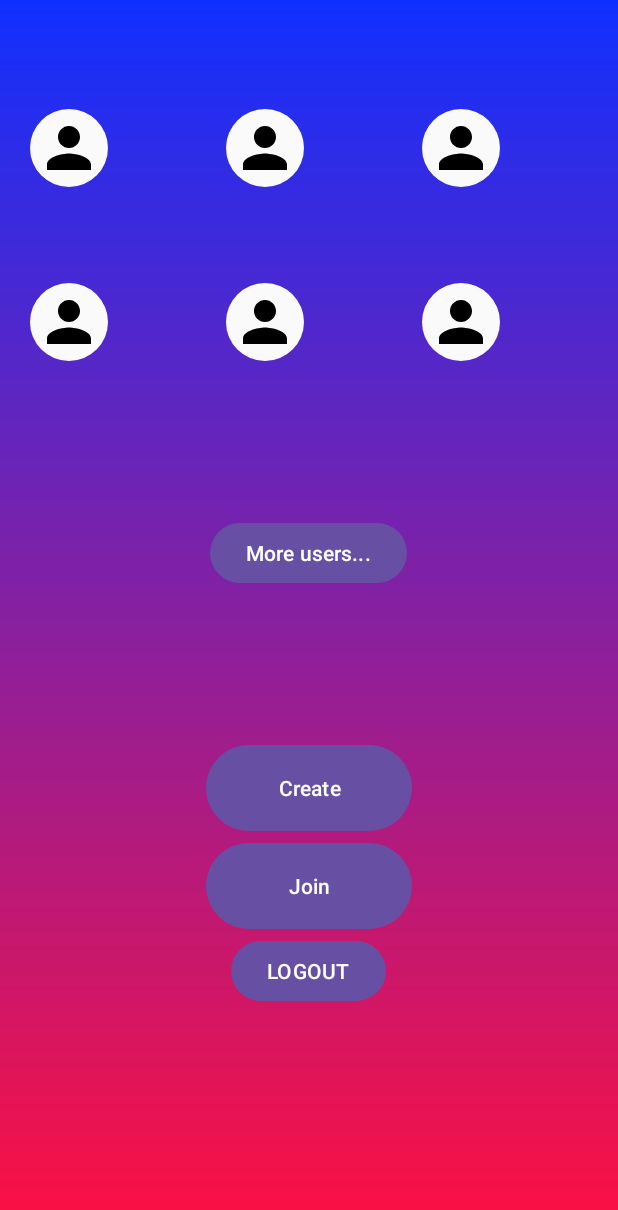
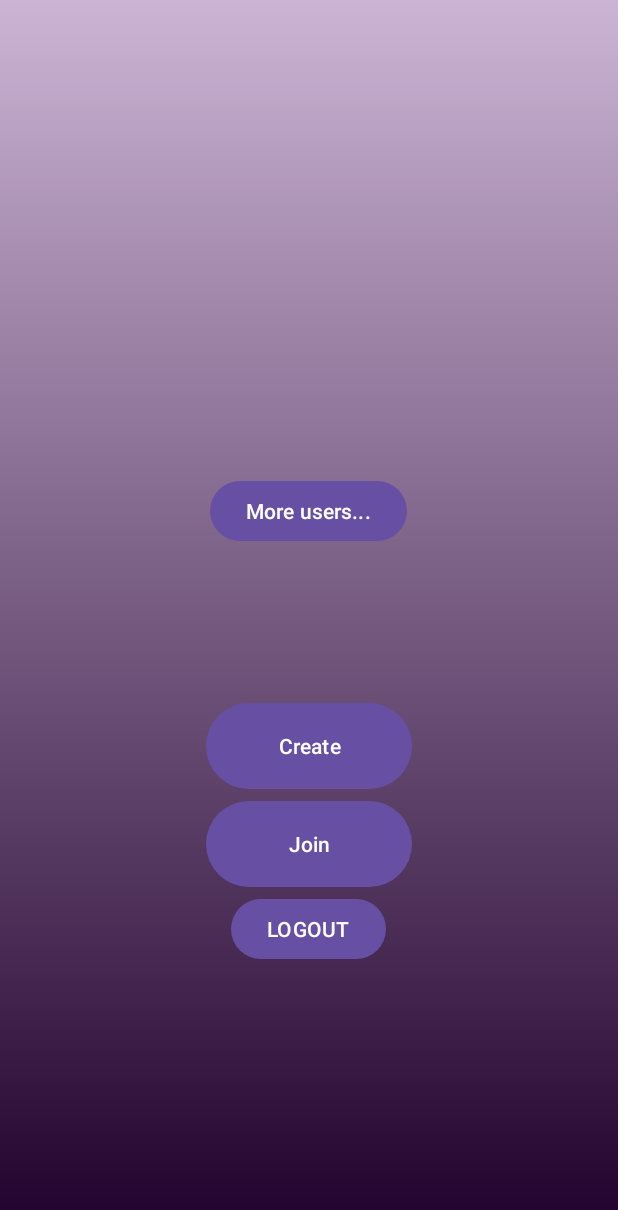
Before and after one commit to Ajith418aj/Audio_Call_App, an Android app: the screen it shows after launch once a user with an empty profile is signed in (MainActivity), on a phone screen of 412 x 824 dp. Shown: the top 1210 px of the screen. Run offline under Robolectric (Android 15) with nearby library versions, the phone set to English and light mode, and no system bars; our stand-ins replace Firebase (no records; nobody signed in at launch, a user with empty details on screens opened directly).

Commit message:
code format and ringing stop

```diff
--- a/app/src/main/java/com/example/audio_call/AllContactsActivity.java
+++ b/app/src/main/java/com/example/audio_call/AllContactsActivity.java
@@ -38,7 +38,6 @@ public class AllContactsActivity extends AppCompatActivity {
         super.onCreate(savedInstanceState);
         setContentView(R.layout.activity_all_contacts);
 
-        //contactsListView = findViewById(R.id.contactsListView);
         db = FirebaseFirestore.getInstance();
         RecyclerView recyclerView = findViewById(R.id.search_contact_recycler_view);
         recyclerView.setLayoutManager(new LinearLayoutManager(this));
@@ -60,7 +59,6 @@ public class AllContactsActivity extends AppCompatActivity {
                 public void onContactsLoaded(ArrayList<String> registeredContacts) {
                     if (registeredContacts != null) {
                         Log.d("Contacts", "Total registered contacts = " + registeredContacts.size());
-
                         // Find common contacts
                         ArrayList<User> commonContacts = new ArrayList<>();
                         for (User phoneContact : phoneContacts) {
@@ -81,7 +79,6 @@ public class AllContactsActivity extends AppCompatActivity {
 
                         for (User user : commonContacts) {
                             String phoneNumberWithoutSpaces = user.getPhone_number().replaceAll("\\s+", ""); // Remove spaces
-
                             // Check if the phone number (after removing spaces) is already in the HashSet
                             if (phoneNumbersSet.add(phoneNumberWithoutSpaces)) {
                                 // If not, add the User object to the uniqueContacts list
--- a/app/src/main/java/com/example/audio_call/LoginPhoneNumberActivity.java
+++ b/app/src/main/java/com/example/audio_call/LoginPhoneNumberActivity.java
@@ -2,6 +2,7 @@ package com.example.audio_call;
 
 import android.content.Intent;
 import android.os.Bundle;
+import android.util.Log;
 import android.view.View;
 import android.widget.Button;
 import android.widget.EditText;
@@ -22,7 +23,7 @@ public class LoginPhoneNumberActivity extends AppCompatActivity {
     protected void onCreate(Bundle savedInstanceState) {
         super.onCreate(savedInstanceState);
         setContentView(R.layout.activity_login_phone_number);
-
+        Log.d("LoginPhoneNumberActivity", "In LoginPhoneNumberActivity");
         countryCodePicker = findViewById(R.id.login_countrycode);
         phoneInput = findViewById(R.id.login_mobile_number);
         sendOtpBtn = findViewById(R.id.send_otp_btn);
--- a/app/src/main/java/com/example/audio_call/MainActivity.java
+++ b/app/src/main/java/com/example/audio_call/MainActivity.java
@@ -10,7 +10,6 @@ import android.provider.ContactsContract;
 import android.util.Log;
 import android.view.View;
 import android.widget.Button;
-import android.widget.TextView;
 import android.widget.Toast;
 
 import androidx.annotation.NonNull;
@@ -18,119 +17,82 @@ import androidx.appcompat.app.AppCompatActivity;
 import androidx.core.app.ActivityCompat;
 import androidx.core.content.ContextCompat;
 import androidx.recyclerview.widget.GridLayoutManager;
-import androidx.recyclerview.widget.LinearLayoutManager;
 import androidx.recyclerview.widget.RecyclerView;
 
 import com.example.audio_call.models.User;
-import com.google.android.gms.tasks.OnCompleteListener;
-import com.google.android.gms.tasks.Task;
+import com.example.audio_call.utils.FirestoreUtils;
 import com.google.firebase.auth.FirebaseAuth;
 import com.google.firebase.auth.FirebaseUser;
-import com.google.firebase.firestore.CollectionReference;
-import com.google.firebase.firestore.DocumentSnapshot;
 import com.google.firebase.firestore.FirebaseFirestore;
-import com.google.firebase.firestore.QuerySnapshot;
 
 import java.util.ArrayList;
+import java.util.HashSet;
+import java.util.Iterator;
+import java.util.List;
 
 public class MainActivity extends AppCompatActivity implements View.OnClickListener{
 
     FirebaseAuth auth;
     Button logout_button;
-    TextView textView;
+    //TextView textView;
     FirebaseUser user;
+    FirebaseFirestore db;
+    FirestoreUtils firestoreUtils;
 
     private Button create, join, more_users;
     private String button_clicked;
+    private String own_phoneNumber;
 
 
     @Override
     protected void onCreate(Bundle savedInstanceState) {
         super.onCreate(savedInstanceState);
         setContentView(R.layout.activity_main);
-        Log.d("Activity", "In main Activity");
-        //////////////////////////////////////////////////////////////////////////////////////////
+        Log.d(this.getClass().getSimpleName(), "In main Activity");
+
         db = FirebaseFirestore.getInstance();
-        RecyclerView recyclerView = findViewById(R.id.search_contact_recycler_view);
-        recyclerView.setLayoutManager(new LinearLayoutManager(this));
-
-        // Check permissions
-        if (ContextCompat.checkSelfPermission(this, Manifest.permission.READ_CONTACTS)
-                != PackageManager.PERMISSION_GRANTED) {
-            // Permission is not granted
-            ActivityCompat.requestPermissions(this,
-                    new String[]{Manifest.permission.READ_CONTACTS}, 0);
-        } else {
-            // Permission has already been granted
-            ArrayList<User> phoneContacts = displayContacts();
-            Log.d("Contacts", "Total phone contacts = " + phoneContacts.size());
-
-            // Get contacts from Firestore
-            getContactsFromDB(new AllContactsActivity.OnContactsLoadedListener() {
-                @Override
-                public void onContactsLoaded(ArrayList<String> registeredContacts) {
-                    if (registeredContacts != null) {
-                        Log.d("Contacts", "Total registered contacts = " + registeredContacts.size());
-
-                        // Find common contacts
-                        ArrayList<User> commonContacts = new ArrayList<>();
-                        for (User phoneContact : phoneContacts) {
-                            // Remove all spaces (leading, trailing, and within the string)
-                            String trimmedPhoneContact = phoneContact.getPhone_number().replaceAll("\\s", "");
-                            for (String registeredContact : registeredContacts) {
-                                // Remove all spaces (leading, trailing, and within the string)
-                                String trimmedRegisteredContact = registeredContact.replaceAll("\\s", "");
-                                if (trimmedRegisteredContact.equals(trimmedPhoneContact)) {
-                                    commonContacts.add(phoneContact);
-                                    // Break the inner loop if a common contact is found
-                                    break;
-                                }
-                            }
-                        }
-
-
-                        GridLayoutManager layoutManager = new GridLayoutManager(getApplicationContext(), 3);
-                        recyclerView.setLayoutManager(layoutManager);
-                        recyclerView.setAdapter(new MainAdapter(getApplicationContext(), commonContacts));
-                    } else {
-                        // Handle null result
-                        Toast.makeText(MainActivity.this, "Failed to retrieve contacts from Firestore.", Toast.LENGTH_SHORT).show();
-                    }
-                }
-            });
-        }
-        /////////////////////////////////////////////////////////////////////////////////////////
         auth = FirebaseAuth.getInstance();
-        logout_button = findViewById(R.id.logout);
         //textView = findViewById(R.id.user_details);
         user = auth.getCurrentUser();
+        firestoreUtils = new FirestoreUtils();
 
+        /*if user is null register the user using LoginPhoneNumberActivity class
+        * if Not null get local phone contacts, Firebase contacts and show only matched contacts to user*/
         if(user == null) {
             Intent intent = new Intent(getApplicationContext(), LoginPhoneNumberActivity.class);
             startActivity(intent);
             finish();
         } else {
             //textView.setText(user.getPhoneNumber());
+            own_phoneNumber = user.getPhoneNumber();
+            checkPermissionToGetContacts();
         }
-
-        logout_button.setOnClickListener(new View.OnClickListener() {
-            @Override
-            public void onClick(View view) {
-                FirebaseAuth.getInstance().signOut();
-                Intent intent = new Intent(getApplicationContext(), LoginPhoneNumberActivity.class);
-                startActivity(intent);
-                finish();
-            }
-        });
 
         create = findViewById(R.id.create_btn);
         join = findViewById(R.id.join_btn);
         more_users = findViewById(R.id.more_users);
+        logout_button = findViewById(R.id.logout);
 
         create.setOnClickListener(this);
         join.setOnClickListener(this);
         more_users.setOnClickListener(this);
+        logout_button.setOnClickListener(this);
 
+    }
+
+    private void checkPermissionToGetContacts() {
+        // Check permissions
+        if (ContextCompat.checkSelfPermission(this, Manifest.permission.READ_CONTACTS)
+                != PackageManager.PERMISSION_GRANTED) {
+            Log.d("Permission", "Asking for Permission");
+            // Permission is not granted
+            ActivityCompat.requestPermissions(this,
+                    new String[]{Manifest.permission.READ_CONTACTS}, 0);
+        } else {
+            // Permission has already been granted
+            ArrayList<User> phoneContacts = getPhoneLocalContacts();
+            fetchAndDisplayRegisteredContacts(phoneContacts);
+        }
     }
 
     @Override
@@ -145,39 +107,44 @@ public class MainActivity extends AppCompatActivity implements View.OnClickListe
              // More users button clicked
             Intent intent = new Intent(this, AllContactsActivity.class);
             startActivity(intent);
+        } else if (view.getId() == R.id.logout) {
+            FirebaseAuth.getInstance().signOut();
+            Intent intent = new Intent(getApplicationContext(), LoginPhoneNumberActivity.class);
+            startActivity(intent);
+            finish();
         }
     }
 
+    /*This method is invoked when user clicks on Create button and it will be redirected to CreateRoom class*/
     public void openCreateActivity(String button_clicked) {
         Intent intent = new Intent(this, CreateRoom.class);
         intent.putExtra("ButtonClicked", button_clicked);
         startActivity(intent);
-    }
-
-    ////////////////////////////////////////////////////////////////////////////////////////
-    FirebaseFirestore db;
-    public interface OnContactsLoadedListener {
-        void onContactsLoaded(ArrayList<String> phoneNumbers);
     }
     @Override
     public void onRequestPermissionsResult(int requestCode,
                                            @NonNull String[] permissions,
                                            @NonNull int[] grantResults) {
         super.onRequestPermissionsResult(requestCode, permissions, grantResults);
+        Log.d("onRequestPermissionsResult", "On request permission callback");
         if (requestCode == 0) {
             if (grantResults.length > 0
                     && grantResults[0] == PackageManager.PERMISSION_GRANTED) {
                 // Permission was granted
-                ArrayList<User>  phoneContacts = displayContacts();
+                ArrayList<User>  phoneContacts = getPhoneLocalContacts();
+                fetchAndDisplayRegisteredContacts(phoneContacts);
             } else {
                 // Permission denied
                 Toast.makeText(this, "Permission denied. Can't display contacts.", Toast.LENGTH_SHORT).show();
             }
         }
     }
-    private ArrayList<User>  displayContacts() {
+
+    /*
+        This method will get contacts from local phone
+    * */
+    private ArrayList<User>  getPhoneLocalContacts() {
         ArrayList<User> contactsList = new ArrayList<>();
-
         Cursor cursor = getContentResolver().query(ContactsContract.CommonDataKinds.Phone.CONTENT_URI,
                 null, null, null, null);
 
@@ -189,37 +156,61 @@ public class MainActivity extends AppCompatActivity implements View.OnClickListe
             }
             cursor.close();
         }
-
-        /*ArrayAdapter<String> adapter = new ArrayAdapter<>(this,
-                android.R.layout.simple_list_item_1, contactsList);
-        contactsListView.setAdapter(adapter);*/
         return contactsList;
     }
 
-    private void getContactsFromDB(final AllContactsActivity.OnContactsLoadedListener listener) {
-        CollectionReference usersRef = db.collection("users");
-        usersRef.get().addOnCompleteListener(new OnCompleteListener<QuerySnapshot>() {
+    private void fetchAndDisplayRegisteredContacts(ArrayList<User> phoneContacts) {
+        firestoreUtils.getContactsFromDB(new FirestoreUtils.OnContactsLoadedListener() {
             @Override
-            public void onComplete(@NonNull Task<QuerySnapshot> task) {
-                if (task.isSuccessful()) {
-                    ArrayList<String> phoneNumbers = new ArrayList<>();
-                    for (DocumentSnapshot document : task.getResult()) {
-                        if (document.exists()) {
-                            String phoneNumber = document.getString("phone");
-                            phoneNumbers.add(phoneNumber);
+            public void onContactsLoaded(ArrayList<String> registeredContacts) {
+                if (registeredContacts != null) {
+                    Log.d("Contacts", "Total Phone contacts = " + phoneContacts.size());
+                    Log.d("Contacts", "Total Registered contacts = " + registeredContacts.size());
+                    ArrayList<User> commonContacts = new ArrayList<>();
+                    for (User phoneContact : phoneContacts) {
+                        String trimmedPhoneContact = phoneContact.getPhone_number().replaceAll("\\s", "");
+                        for (String registeredContact : registeredContacts) {
+                            String trimmedRegisteredContact = registeredContact.replaceAll("\\s", "");
+                            if (trimmedRegisteredContact.equals(trimmedPhoneContact)) {
+                                commonContacts.add(phoneContact);
+                                break;
+                            }
                         }
                     }
-                    Log.d("Contacts", "Total registered contacts = " + phoneNumbers.size());
-                    // Invoke the callback with the retrieved phone numbers
-                    listener.onContactsLoaded(phoneNumbers);
+                    HashSet<String> phoneNumbersSet = new HashSet<>();
+                    ArrayList<User> uniqueContacts = new ArrayList<>();
+
+                    for (User user : commonContacts) {
+                        String phoneNumberWithoutSpaces = user.getPhone_number().replaceAll("\\s+", ""); // Remove spaces
+                        if (phoneNumbersSet.add(phoneNumberWithoutSpaces)) {
+                            uniqueContacts.add(user);
+                        }
+                    }
+
+                    Log.d("Contacts", "Total Common contacts = " + uniqueContacts.size());
+                    List<User> tempList = new ArrayList<>(uniqueContacts).subList(0, Math.min(uniqueContacts.size(), 6));
+                    ArrayList<User> limitedContacts = new ArrayList<>(tempList);
+                    // Iterate over the limitedContacts list
+                    Iterator<User> iterator = limitedContacts.iterator();
+
+                    //Removing own phone number from the contacts
+                    while (iterator.hasNext()) {
+                        User user = iterator.next();
+                        if (user.getPhone_number().replaceAll("\\s+","").equals(own_phoneNumber.replaceAll("\\s+",""))) {
+                            iterator.remove();
+                        }
+                    }
+
+                    Log.d("Contacts", "Total Limited contacts = " + limitedContacts.size());
+
+                    RecyclerView recyclerView = findViewById(R.id.search_contact_recycler_view);
+                    recyclerView.setLayoutManager(new GridLayoutManager(getApplicationContext(), 3));
+                    recyclerView.setAdapter(new MainAdapter(getApplicationContext(), limitedContacts));
+
                 } else {
-                    // Handle errors
-                    Log.e("Firestore", "Error getting documents: ", task.getException());
-                    // Invoke the callback with null in case of error
-                    listener.onContactsLoaded(null);
+                    Toast.makeText(MainActivity.this, "Failed to retrieve contacts from Firestore.", Toast.LENGTH_SHORT).show();
                 }
             }
         });
     }
-
 }
--- a/app/src/main/java/com/example/audio_call/MainAdapter.java
+++ b/app/src/main/java/com/example/audio_call/MainAdapter.java
@@ -29,26 +29,15 @@ public class MainAdapter extends RecyclerView.Adapter<MyViewHolder> {
         return new MyViewHolder(LayoutInflater.from(context).inflate(R.layout.search_contact_recycler_horizontal,parent,false));
     }
 
-
     @Override
     public void onBindViewHolder(@NonNull MyViewHolder holder, int position) {
-
-        int row = position / 3; // Calculate row index (0 or 1)
-        int col = position % 3; // Calculate column index (0, 1, or 2)
-
-        // Calculate actual position in your data list based on row and column
-        int actualPosition = row * 3 + col;
-
-        // Now bind data to your views using the actualPosition
-        if (actualPosition < items.size()) {
-            User currentItem = items.get(actualPosition);
-            holder.nameView.setText(currentItem.getName());
-            holder.phoneView.setText(currentItem.getPhone_number());
+        holder.nameView.setText(items.get(position).getName());
+        //holder.phoneView.setText(items.get(position).getPhone_number());
 
         holder.itemView.setOnClickListener(view -> {
             Toast.makeText(context, "Adapter item clicked create object for control server", Toast.LENGTH_SHORT).show();
-                String phoneNumber = currentItem.getPhone_number();
-                String userName = currentItem.getName();
+            String phoneNumber = items.get(position).getPhone_number();
+            String userName = items.get(position).getName();
             phoneNumber = phoneNumber.replaceAll("\\s", "");
 
             Intent intent = new Intent(context, CallWaiting.class);
@@ -57,17 +46,11 @@ public class MainAdapter extends RecyclerView.Adapter<MyViewHolder> {
             intent.putExtra("userName", userName);
             context.startActivity(intent);
         });
-        } else {
-            // Clear views if the actual position is out of bounds
-            holder.nameView.setText("");
-            holder.phoneView.setText("");
-            holder.itemView.setOnClickListener(null);
-        }
     }
 
     @Override
     public int getItemCount() {
-        return 6;
+        return items.size();
     }
 
 
--- a/app/src/main/java/com/example/audio_call/MyAdapter.java
+++ b/app/src/main/java/com/example/audio_call/MyAdapter.java
@@ -59,9 +59,8 @@ public class MyAdapter extends RecyclerView.Adapter<MyViewHolder> {
 
     @Override
     public int getItemCount() {
+        Log.d("Items", "Total Items = " + items.size());
         return items.size();
     }
 
-
-
 }
--- a/app/src/main/java/com/example/audio_call/NotificationManager2.java
+++ b/app/src/main/java/com/example/audio_call/NotificationManager2.java
@@ -29,6 +29,7 @@ public class NotificationManager2 extends AppCompatActivity {
     protected void onCreate(Bundle savedInstanceState) {
         super.onCreate(savedInstanceState);
         setContentView(R.layout.activity_notification_manager2);
+        Log.d(this.getClass().getSimpleName(), "In NotificationManager2 Activity");
 
         audioPort = getIntent().getIntExtra("audioPort", 0);
         ackPort = getIntent().getIntExtra("ackPort", 0);
--- /dev/null
+++ b/app/src/main/java/com/example/audio_call/utils/FirestoreUtils.java
@@ -0,0 +1,52 @@
+package com.example.audio_call.utils;
+
+import android.util.Log;
+
+import androidx.annotation.NonNull;
+
+import com.google.android.gms.tasks.OnCompleteListener;
+import com.google.android.gms.tasks.Task;
+import com.google.firebase.firestore.CollectionReference;
+import com.google.firebase.firestore.DocumentSnapshot;
+import com.google.firebase.firestore.FirebaseFirestore;
+import com.google.firebase.firestore.QuerySnapshot;
+
+import java.util.ArrayList;
+
+public class FirestoreUtils {
+
+    private FirebaseFirestore db;
+
+    public FirestoreUtils() {
+        this.db = FirebaseFirestore.getInstance();
+    }
+
+    public interface OnContactsLoadedListener {
+        void onContactsLoaded(ArrayList<String> registeredContacts);
+    }
+
+    public void getContactsFromDB(final OnContactsLoadedListener listener) {
+        CollectionReference usersRef = db.collection("users");
+        usersRef.get().addOnCompleteListener(new OnCompleteListener<QuerySnapshot>() {
+            @Override
+            public void onComplete(@NonNull Task<QuerySnapshot> task) {
+                if (task.isSuccessful()) {
+                    ArrayList<String> phoneNumbers = new ArrayList<>();
+                    for (DocumentSnapshot document : task.getResult()) {
+                        if (document.exists()) {
+                            String phoneNumber = document.getString("phone");
+                            phoneNumbers.add(phoneNumber);
+                        }
+                    }
+                    // Invoke the callback with the retrieved phone numbers
+                    listener.onContactsLoaded(phoneNumbers);
+                } else {
+                    // Handle errors
+                    Log.e("Firestore", "Error getting documents: ", task.getException());
+                    // Invoke the callback with null in case of error
+                    listener.onContactsLoaded(null);
+                }
+            }
+        });
+    }
+}
--- a/app/src/main/res/layout/activity_call.xml
+++ b/app/src/main/res/layout/activity_call.xml
@@ -78,8 +78,8 @@
         android:layout_alignParentBottom="true"
         android:layout_marginEnd="156dp"
         android:layout_marginBottom="25dp"
-        android:tag="loudspeaker_off"
-        app:srcCompat="@drawable/loud_speaker_off" />
+        android:tag="loudspeaker_off"/>
+       <!-- app:srcCompat="@drawable/loud_speaker_off"--> />
 
 
     <!--    <TextView-->
--- a/app/src/main/res/layout/activity_main.xml
+++ b/app/src/main/res/layout/activity_main.xml
@@ -6,22 +6,23 @@
     android:orientation="vertical"
     android:gravity="center"
     android:layout_height="match_parent"
-    android:background="@drawable/main_gradient_background"
+    android:background="@drawable/gradient_background"
     tools:context=".MainActivity">
 
     <androidx.recyclerview.widget.RecyclerView
         android:id="@+id/search_contact_recycler_view"
         android:layout_width="match_parent"
-        android:layout_height="wrap_content"
+        android:layout_height="196dp"
         android:layout_below="@id/search_contact_layout"
         android:layout_marginTop="-100dp"
-        android:padding="10dp" />
+        android:layout_marginLeft="10dp"
+        android:padding="5dp" />
 
     <Button
         android:id="@+id/more_users"
-        android:layout_marginTop="40dp"
         android:layout_width="wrap_content"
         android:layout_height="wrap_content"
+        android:layout_marginTop="40dp"
         android:text="More users..." />
 
     <Button
--- a/app/src/main/res/layout/search_contact_recycler_horizontal.xml
+++ b/app/src/main/res/layout/search_contact_recycler_horizontal.xml
@@ -22,12 +22,15 @@
             android:layout_gravity="center"
             android:textSize="18sp"
             android:textStyle="bold"
-            android:id="@+id/username_text"/>
-        <TextView
+            android:id="@+id/username_text"
+            android:maxLines="2"
+            android:ellipsize="end"
+            android:gravity="center_horizontal"/>
+        <!--<TextView
             android:layout_width="wrap_content"
             android:layout_height="wrap_content"
             android:textColor="#E0E0E0"
             android:text="+000000000"
-            android:id="@+id/phone_text"/>
+            android:id="@+id/phone_text"/>-->
     </LinearLayout>
 </LinearLayout>
```
Also changed, not shown: app/src/main/java/com/example/audio_call/Call.java (+4 -4 lines), app/src/main/java/com/example/audio_call/MyFirebaseMessagingService.java (+11 -51 lines), app/src/main/java/com/example/audio_call/RingingService.java (+56 -21 lines). Lines whose indentation alone changed are shown as unchanged.
